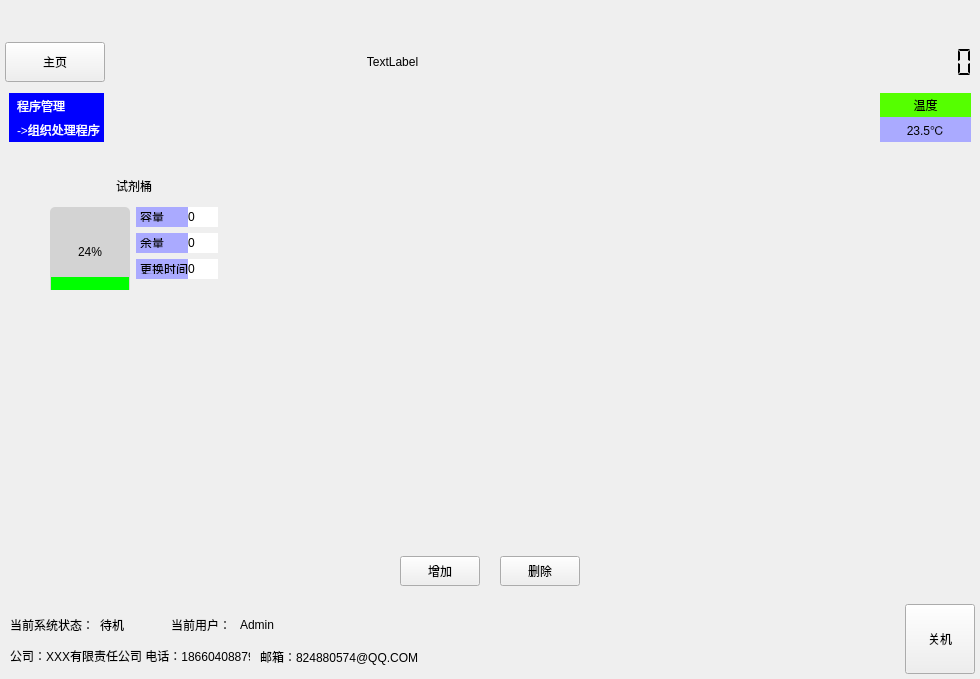
Old version of the form frmmain.ui in the repository github188/QtProject.
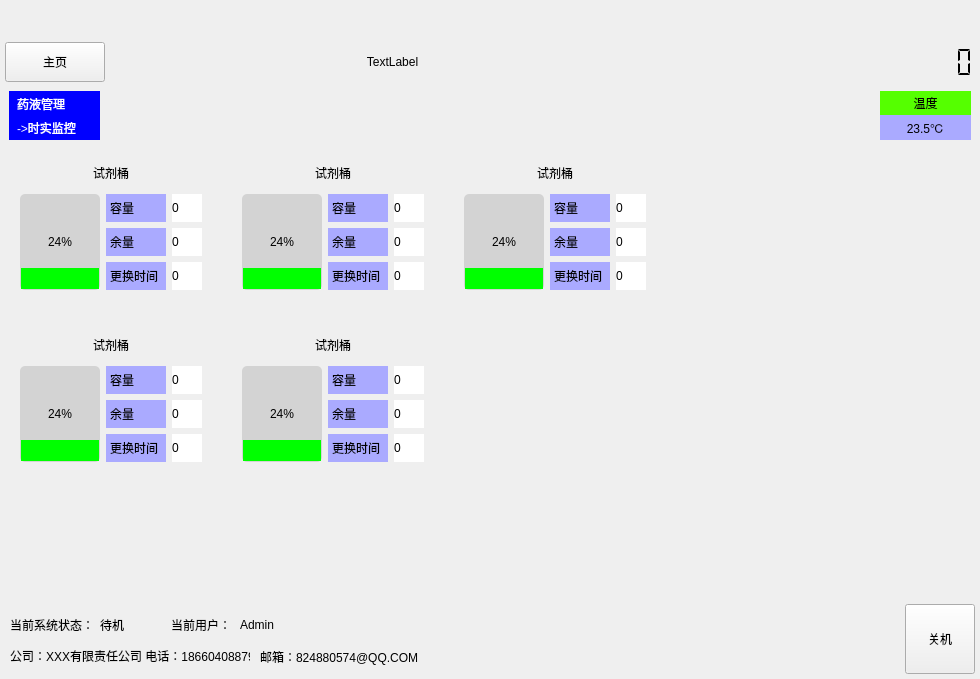
New version of the form. Icons and pictures are not drawn. Custom widgets are drawn as their Qt base class.

What changed in the file:
```diff
--- a/frmmain.ui
+++ b/frmmain.ui
@@ -8006,15 +8006,21 @@
             </layout>
            </widget>
            <widget class="QWidget" name="page_RealTimeMonitor">
+            <layout class="QVBoxLayout" name="verticalLayout_45">
+             <property name="leftMargin">
+              <number>0</number>
+             </property>
+             <property name="topMargin">
+              <number>0</number>
+             </property>
+             <property name="rightMargin">
+              <number>0</number>
+             </property>
+             <property name="bottomMargin">
+              <number>0</number>
+             </property>
+             <item>
             <widget class="QWidget" name="widget_2_Top_9" native="true">
-             <property name="geometry">
-              <rect>
-               <x>0</x>
-               <y>2</y>
-               <width>962</width>
-               <height>61</height>
-              </rect>
-             </property>
              <property name="minimumSize">
               <size>
                <width>0</width>
@@ -8075,7 +8081,7 @@
 padding:1px 1px 1px 5px;</string>
                    </property>
                    <property name="text">
-                    <string>程序管理</string>
+                      <string>药液管理</string>
                    </property>
                   </widget>
                  </item>
@@ -8087,7 +8093,7 @@
 padding:1px 1px 1px 5px;</string>
                    </property>
                    <property name="text">
-                    <string>-&gt;组织处理程序</string>
+                      <string>-&gt;时实监控</string>
                    </property>
                   </widget>
                  </item>
@@ -8235,24 +8241,765 @@
               </item>
              </layout>
             </widget>
+             </item>
+             <item>
             <widget class="QWidget" name="widget_55" native="true">
-             <property name="geometry">
-              <rect>
-               <x>0</x>
-               <y>69</y>
-               <width>962</width>
-               <height>385</height>
-              </rect>
-             </property>
-             <widget class="QWidget" name="">
-              <property name="geometry">
-               <rect>
-                <x>30</x>
-                <y>0</y>
-                <width>190</width>
-                <height>130</height>
-               </rect>
-              </property>
+               <layout class="QGridLayout" name="gridLayout_34">
+                <property name="topMargin">
+                 <number>0</number>
+                </property>
+                <property name="spacing">
+                 <number>40</number>
+                </property>
+                <item row="1" column="0">
+                 <layout class="QVBoxLayout" name="verticalLayout_39">
+                  <item>
+                   <widget class="QLabel" name="label_176">
+                    <property name="minimumSize">
+                     <size>
+                      <width>0</width>
+                      <height>30</height>
+                     </size>
+                    </property>
+                    <property name="maximumSize">
+                     <size>
+                      <width>16777215</width>
+                      <height>30</height>
+                     </size>
+                    </property>
+                    <property name="styleSheet">
+                     <string notr="true"/>
+                    </property>
+                    <property name="text">
+                     <string>试剂桶</string>
+                    </property>
+                    <property name="alignment">
+                     <set>Qt::AlignCenter</set>
+                    </property>
+                   </widget>
+                  </item>
+                  <item>
+                   <layout class="QHBoxLayout" name="horizontalLayout_27">
+                    <item>
+                     <widget class="QProgressBar" name="progressBar_4">
+                      <property name="minimumSize">
+                       <size>
+                        <width>80</width>
+                        <height>90</height>
+                       </size>
+                      </property>
+                      <property name="autoFillBackground">
+                       <bool>false</bool>
+                      </property>
+                      <property name="styleSheet">
+                       <string notr="true">QProgressBar:vertical{
+   border-radius:5px;
+   background-color:lightgray;
+   text-align:center
+}
+QProgressBar::chunk:vertical{
+   background-color:#00FF00;
+   margin:1px;
+}</string>
+                      </property>
+                      <property name="value">
+                       <number>24</number>
+                      </property>
+                      <property name="orientation">
+                       <enum>Qt::Vertical</enum>
+                      </property>
+                      <property name="invertedAppearance">
+                       <bool>false</bool>
+                      </property>
+                      <property name="textDirection">
+                       <enum>QProgressBar::BottomToTop</enum>
+                      </property>
+                     </widget>
+                    </item>
+                    <item>
+                     <layout class="QVBoxLayout" name="verticalLayout_40">
+                      <item>
+                       <layout class="QHBoxLayout" name="horizontalLayout_28">
+                        <item>
+                         <widget class="QLabel" name="label_50">
+                          <property name="minimumSize">
+                           <size>
+                            <width>60</width>
+                            <height>0</height>
+                           </size>
+                          </property>
+                          <property name="styleSheet">
+                           <string notr="true">background-color:rgb(170, 170, 255);
+color:black;
+padding:5px 1px;</string>
+                          </property>
+                          <property name="text">
+                           <string>容量</string>
+                          </property>
+                         </widget>
+                        </item>
+                        <item>
+                         <widget class="QLabel" name="label_51">
+                          <property name="minimumSize">
+                           <size>
+                            <width>30</width>
+                            <height>0</height>
+                           </size>
+                          </property>
+                          <property name="styleSheet">
+                           <string notr="true">background-color:white;</string>
+                          </property>
+                          <property name="text">
+                           <string>0</string>
+                          </property>
+                         </widget>
+                        </item>
+                       </layout>
+                      </item>
+                      <item>
+                       <layout class="QHBoxLayout" name="horizontalLayout_29">
+                        <item>
+                         <widget class="QLabel" name="label_177">
+                          <property name="minimumSize">
+                           <size>
+                            <width>60</width>
+                            <height>0</height>
+                           </size>
+                          </property>
+                          <property name="styleSheet">
+                           <string notr="true">background-color:rgb(170, 170, 255);
+color:black;
+padding:5px 1px;</string>
+                          </property>
+                          <property name="text">
+                           <string>余量</string>
+                          </property>
+                         </widget>
+                        </item>
+                        <item>
+                         <widget class="QLabel" name="label_178">
+                          <property name="minimumSize">
+                           <size>
+                            <width>30</width>
+                            <height>0</height>
+                           </size>
+                          </property>
+                          <property name="styleSheet">
+                           <string notr="true">background-color:white;</string>
+                          </property>
+                          <property name="text">
+                           <string>0</string>
+                          </property>
+                         </widget>
+                        </item>
+                       </layout>
+                      </item>
+                      <item>
+                       <layout class="QHBoxLayout" name="horizontalLayout_30">
+                        <item>
+                         <widget class="QLabel" name="label_179">
+                          <property name="minimumSize">
+                           <size>
+                            <width>60</width>
+                            <height>0</height>
+                           </size>
+                          </property>
+                          <property name="styleSheet">
+                           <string notr="true">background-color:rgb(170, 170, 255);
+color:black;
+padding:5px 1px;</string>
+                          </property>
+                          <property name="text">
+                           <string>更换时间</string>
+                          </property>
+                         </widget>
+                        </item>
+                        <item>
+                         <widget class="QLabel" name="label_180">
+                          <property name="minimumSize">
+                           <size>
+                            <width>30</width>
+                            <height>0</height>
+                           </size>
+                          </property>
+                          <property name="styleSheet">
+                           <string notr="true">background-color:white;</string>
+                          </property>
+                          <property name="text">
+                           <string>0</string>
+                          </property>
+                         </widget>
+                        </item>
+                       </layout>
+                      </item>
+                     </layout>
+                    </item>
+                   </layout>
+                  </item>
+                 </layout>
+                </item>
+                <item row="1" column="1">
+                 <layout class="QVBoxLayout" name="verticalLayout_41">
+                  <item>
+                   <widget class="QLabel" name="label_181">
+                    <property name="minimumSize">
+                     <size>
+                      <width>0</width>
+                      <height>30</height>
+                     </size>
+                    </property>
+                    <property name="maximumSize">
+                     <size>
+                      <width>16777215</width>
+                      <height>30</height>
+                     </size>
+                    </property>
+                    <property name="styleSheet">
+                     <string notr="true"/>
+                    </property>
+                    <property name="text">
+                     <string>试剂桶</string>
+                    </property>
+                    <property name="alignment">
+                     <set>Qt::AlignCenter</set>
+                    </property>
+                   </widget>
+                  </item>
+                  <item>
+                   <layout class="QHBoxLayout" name="horizontalLayout_31">
+                    <item>
+                     <widget class="QProgressBar" name="progressBar_5">
+                      <property name="minimumSize">
+                       <size>
+                        <width>80</width>
+                        <height>90</height>
+                       </size>
+                      </property>
+                      <property name="autoFillBackground">
+                       <bool>false</bool>
+                      </property>
+                      <property name="styleSheet">
+                       <string notr="true">QProgressBar:vertical{
+   border-radius:5px;
+   background-color:lightgray;
+   text-align:center
+}
+QProgressBar::chunk:vertical{
+   background-color:#00FF00;
+   margin:1px;
+}</string>
+                      </property>
+                      <property name="value">
+                       <number>24</number>
+                      </property>
+                      <property name="orientation">
+                       <enum>Qt::Vertical</enum>
+                      </property>
+                      <property name="invertedAppearance">
+                       <bool>false</bool>
+                      </property>
+                      <property name="textDirection">
+                       <enum>QProgressBar::BottomToTop</enum>
+                      </property>
+                     </widget>
+                    </item>
+                    <item>
+                     <layout class="QVBoxLayout" name="verticalLayout_42">
+                      <item>
+                       <layout class="QHBoxLayout" name="horizontalLayout_32">
+                        <item>
+                         <widget class="QLabel" name="label_182">
+                          <property name="minimumSize">
+                           <size>
+                            <width>60</width>
+                            <height>0</height>
+                           </size>
+                          </property>
+                          <property name="styleSheet">
+                           <string notr="true">background-color:rgb(170, 170, 255);
+color:black;
+padding:5px 1px;</string>
+                          </property>
+                          <property name="text">
+                           <string>容量</string>
+                          </property>
+                         </widget>
+                        </item>
+                        <item>
+                         <widget class="QLabel" name="label_183">
+                          <property name="minimumSize">
+                           <size>
+                            <width>30</width>
+                            <height>0</height>
+                           </size>
+                          </property>
+                          <property name="styleSheet">
+                           <string notr="true">background-color:white;</string>
+                          </property>
+                          <property name="text">
+                           <string>0</string>
+                          </property>
+                         </widget>
+                        </item>
+                       </layout>
+                      </item>
+                      <item>
+                       <layout class="QHBoxLayout" name="horizontalLayout_33">
+                        <item>
+                         <widget class="QLabel" name="label_184">
+                          <property name="minimumSize">
+                           <size>
+                            <width>60</width>
+                            <height>0</height>
+                           </size>
+                          </property>
+                          <property name="styleSheet">
+                           <string notr="true">background-color:rgb(170, 170, 255);
+color:black;
+padding:5px 1px;</string>
+                          </property>
+                          <property name="text">
+                           <string>余量</string>
+                          </property>
+                         </widget>
+                        </item>
+                        <item>
+                         <widget class="QLabel" name="label_185">
+                          <property name="minimumSize">
+                           <size>
+                            <width>30</width>
+                            <height>0</height>
+                           </size>
+                          </property>
+                          <property name="styleSheet">
+                           <string notr="true">background-color:white;</string>
+                          </property>
+                          <property name="text">
+                           <string>0</string>
+                          </property>
+                         </widget>
+                        </item>
+                       </layout>
+                      </item>
+                      <item>
+                       <layout class="QHBoxLayout" name="horizontalLayout_34">
+                        <item>
+                         <widget class="QLabel" name="label_186">
+                          <property name="minimumSize">
+                           <size>
+                            <width>60</width>
+                            <height>0</height>
+                           </size>
+                          </property>
+                          <property name="styleSheet">
+                           <string notr="true">background-color:rgb(170, 170, 255);
+color:black;
+padding:5px 1px;</string>
+                          </property>
+                          <property name="text">
+                           <string>更换时间</string>
+                          </property>
+                         </widget>
+                        </item>
+                        <item>
+                         <widget class="QLabel" name="label_187">
+                          <property name="minimumSize">
+                           <size>
+                            <width>30</width>
+                            <height>0</height>
+                           </size>
+                          </property>
+                          <property name="styleSheet">
+                           <string notr="true">background-color:white;</string>
+                          </property>
+                          <property name="text">
+                           <string>0</string>
+                          </property>
+                         </widget>
+                        </item>
+                       </layout>
+                      </item>
+                     </layout>
+                    </item>
+                   </layout>
+                  </item>
+                 </layout>
+                </item>
+                <item row="0" column="2">
+                 <layout class="QVBoxLayout" name="verticalLayout_37">
+                  <item>
+                   <widget class="QLabel" name="label_171">
+                    <property name="minimumSize">
+                     <size>
+                      <width>0</width>
+                      <height>30</height>
+                     </size>
+                    </property>
+                    <property name="maximumSize">
+                     <size>
+                      <width>16777215</width>
+                      <height>30</height>
+                     </size>
+                    </property>
+                    <property name="styleSheet">
+                     <string notr="true"/>
+                    </property>
+                    <property name="text">
+                     <string>试剂桶</string>
+                    </property>
+                    <property name="alignment">
+                     <set>Qt::AlignCenter</set>
+                    </property>
+                   </widget>
+                  </item>
+                  <item>
+                   <layout class="QHBoxLayout" name="horizontalLayout_23">
+                    <item>
+                     <widget class="QProgressBar" name="progressBar_3">
+                      <property name="minimumSize">
+                       <size>
+                        <width>80</width>
+                        <height>90</height>
+                       </size>
+                      </property>
+                      <property name="autoFillBackground">
+                       <bool>false</bool>
+                      </property>
+                      <property name="styleSheet">
+                       <string notr="true">QProgressBar:vertical{
+   border-radius:5px;
+   background-color:lightgray;
+   text-align:center
+}
+QProgressBar::chunk:vertical{
+   background-color:#00FF00;
+   margin:1px;
+}</string>
+                      </property>
+                      <property name="value">
+                       <number>24</number>
+                      </property>
+                      <property name="orientation">
+                       <enum>Qt::Vertical</enum>
+                      </property>
+                      <property name="invertedAppearance">
+                       <bool>false</bool>
+                      </property>
+                      <property name="textDirection">
+                       <enum>QProgressBar::BottomToTop</enum>
+                      </property>
+                     </widget>
+                    </item>
+                    <item>
+                     <layout class="QVBoxLayout" name="verticalLayout_38">
+                      <item>
+                       <layout class="QHBoxLayout" name="horizontalLayout_24">
+                        <item>
+                         <widget class="QLabel" name="label_47">
+                          <property name="minimumSize">
+                           <size>
+                            <width>60</width>
+                            <height>0</height>
+                           </size>
+                          </property>
+                          <property name="styleSheet">
+                           <string notr="true">background-color:rgb(170, 170, 255);
+color:black;
+padding:5px 1px;</string>
+                          </property>
+                          <property name="text">
+                           <string>容量</string>
+                          </property>
+                         </widget>
+                        </item>
+                        <item>
+                         <widget class="QLabel" name="label_49">
+                          <property name="minimumSize">
+                           <size>
+                            <width>30</width>
+                            <height>0</height>
+                           </size>
+                          </property>
+                          <property name="styleSheet">
+                           <string notr="true">background-color:white;</string>
+                          </property>
+                          <property name="text">
+                           <string>0</string>
+                          </property>
+                         </widget>
+                        </item>
+                       </layout>
+                      </item>
+                      <item>
+                       <layout class="QHBoxLayout" name="horizontalLayout_25">
+                        <item>
+                         <widget class="QLabel" name="label_172">
+                          <property name="minimumSize">
+                           <size>
+                            <width>60</width>
+                            <height>0</height>
+                           </size>
+                          </property>
+                          <property name="styleSheet">
+                           <string notr="true">background-color:rgb(170, 170, 255);
+color:black;
+padding:5px 1px;</string>
+                          </property>
+                          <property name="text">
+                           <string>余量</string>
+                          </property>
+                         </widget>
+                        </item>
+                        <item>
+                         <widget class="QLabel" name="label_173">
+                          <property name="minimumSize">
+                           <size>
+                            <width>30</width>
+                            <height>0</height>
+                           </size>
+                          </property>
+                          <property name="styleSheet">
+                           <string notr="true">background-color:white;</string>
+                          </property>
+                          <property name="text">
+                           <string>0</string>
+                          </property>
+                         </widget>
+                        </item>
+                       </layout>
+                      </item>
+                      <item>
+                       <layout class="QHBoxLayout" name="horizontalLayout_26">
+                        <item>
+                         <widget class="QLabel" name="label_174">
+                          <property name="minimumSize">
+                           <size>
+                            <width>60</width>
+                            <height>0</height>
+                           </size>
+                          </property>
+                          <property name="styleSheet">
+                           <string notr="true">background-color:rgb(170, 170, 255);
+color:black;
+padding:5px 1px;</string>
+                          </property>
+                          <property name="text">
+                           <string>更换时间</string>
+                          </property>
+                         </widget>
+                        </item>
+                        <item>
+                         <widget class="QLabel" name="label_175">
+                          <property name="minimumSize">
+                           <size>
+                            <width>30</width>
+                            <height>0</height>
+                           </size>
+                          </property>
+                          <property name="styleSheet">
+                           <string notr="true">background-color:white;</string>
+                          </property>
+                          <property name="text">
+                           <string>0</string>
+                          </property>
+                         </widget>
+                        </item>
+                       </layout>
+                      </item>
+                     </layout>
+                    </item>
+                   </layout>
+                  </item>
+                 </layout>
+                </item>
+                <item row="0" column="1">
+                 <layout class="QVBoxLayout" name="verticalLayout_35">
+                  <item>
+                   <widget class="QLabel" name="label_166">
+                    <property name="minimumSize">
+                     <size>
+                      <width>0</width>
+                      <height>30</height>
+                     </size>
+                    </property>
+                    <property name="maximumSize">
+                     <size>
+                      <width>16777215</width>
+                      <height>30</height>
+                     </size>
+                    </property>
+                    <property name="styleSheet">
+                     <string notr="true"/>
+                    </property>
+                    <property name="text">
+                     <string>试剂桶</string>
+                    </property>
+                    <property name="alignment">
+                     <set>Qt::AlignCenter</set>
+                    </property>
+                   </widget>
+                  </item>
+                  <item>
+                   <layout class="QHBoxLayout" name="horizontalLayout_19">
+                    <item>
+                     <widget class="QProgressBar" name="progressBar_2">
+                      <property name="minimumSize">
+                       <size>
+                        <width>80</width>
+                        <height>90</height>
+                       </size>
+                      </property>
+                      <property name="autoFillBackground">
+                       <bool>false</bool>
+                      </property>
+                      <property name="styleSheet">
+                       <string notr="true">QProgressBar:vertical{
+   border-radius:5px;
+   background-color:lightgray;
+   text-align:center
+}
+QProgressBar::chunk:vertical{
+   background-color:#00FF00;
+   margin:1px;
+}</string>
+                      </property>
+                      <property name="value">
+                       <number>24</number>
+                      </property>
+                      <property name="orientation">
+                       <enum>Qt::Vertical</enum>
+                      </property>
+                      <property name="invertedAppearance">
+                       <bool>false</bool>
+                      </property>
+                      <property name="textDirection">
+                       <enum>QProgressBar::BottomToTop</enum>
+                      </property>
+                     </widget>
+                    </item>
+                    <item>
+                     <layout class="QVBoxLayout" name="verticalLayout_36">
+                      <item>
+                       <layout class="QHBoxLayout" name="horizontalLayout_20">
+                        <item>
+                         <widget class="QLabel" name="label_41">
+                          <property name="minimumSize">
+                           <size>
+                            <width>60</width>
+                            <height>0</height>
+                           </size>
+                          </property>
+                          <property name="styleSheet">
+                           <string notr="true">background-color:rgb(170, 170, 255);
+color:black;
+padding:5px 1px;</string>
+                          </property>
+                          <property name="text">
+                           <string>容量</string>
+                          </property>
+                         </widget>
+                        </item>
+                        <item>
+                         <widget class="QLabel" name="label_45">
+                          <property name="minimumSize">
+                           <size>
+                            <width>30</width>
+                            <height>0</height>
+                           </size>
+                          </property>
+                          <property name="styleSheet">
+                           <string notr="true">background-color:white;</string>
+                          </property>
+                          <property name="text">
+                           <string>0</string>
+                          </property>
+                         </widget>
+                        </item>
+                       </layout>
+                      </item>
+                      <item>
+                       <layout class="QHBoxLayout" name="horizontalLayout_21">
+                        <item>
+                         <widget class="QLabel" name="label_167">
+                          <property name="minimumSize">
+                           <size>
+                            <width>60</width>
+                            <height>0</height>
+                           </size>
+                          </property>
+                          <property name="styleSheet">
+                           <string notr="true">background-color:rgb(170, 170, 255);
+color:black;
+padding:5px 1px;</string>
+                          </property>
+                          <property name="text">
+                           <string>余量</string>
+                          </property>
+                         </widget>
+                        </item>
+                        <item>
+                         <widget class="QLabel" name="label_168">
+                          <property name="minimumSize">
+                           <size>
+                            <width>30</width>
+                            <height>0</height>
+                           </size>
+                          </property>
+                          <property name="styleSheet">
+                           <string notr="true">background-color:white;</string>
+                          </property>
+                          <property name="text">
+                           <string>0</string>
+                          </property>
+                         </widget>
+                        </item>
+                       </layout>
+                      </item>
+                      <item>
+                       <layout class="QHBoxLayout" name="horizontalLayout_22">
+                        <item>
+                         <widget class="QLabel" name="label_169">
+                          <property name="minimumSize">
+                           <size>
+                            <width>60</width>
+                            <height>0</height>
+                           </size>
+                          </property>
+                          <property name="styleSheet">
+                           <string notr="true">background-color:rgb(170, 170, 255);
+color:black;
+padding:5px 1px;</string>
+                          </property>
+                          <property name="text">
+                           <string>更换时间</string>
+                          </property>
+                         </widget>
+                        </item>
+                        <item>
+                         <widget class="QLabel" name="label_170">
+                          <property name="minimumSize">
+                           <size>
+                            <width>30</width>
+                            <height>0</height>
+                           </size>
+                          </property>
+                          <property name="styleSheet">
+                           <string notr="true">background-color:white;</string>
+                          </property>
+                          <property name="text">
+                           <string>0</string>
+                          </property>
+                         </widget>
+                        </item>
+                       </layout>
+                      </item>
+                     </layout>
+                    </item>
+                   </layout>
+                  </item>
+                 </layout>
+                </item>
+                <item row="0" column="0">
               <layout class="QVBoxLayout" name="verticalLayout_34">
                <item>
                 <widget class="QLabel" name="label_165">
@@ -8438,17 +9185,38 @@
                 </layout>
                </item>
               </layout>
-             </widget>
-            </widget>
+                </item>
+                <item row="1" column="3">
+                 <spacer name="horizontalSpacer_52">
+                  <property name="orientation">
+                   <enum>Qt::Horizontal</enum>
+                  </property>
+                  <property name="sizeHint" stdset="0">
+                   <size>
+                    <width>40</width>
+                    <height>20</height>
+                   </size>
+                  </property>
+                 </spacer>
+                </item>
+                <item row="2" column="1">
+                 <spacer name="verticalSpacer_30">
+                  <property name="orientation">
+                   <enum>Qt::Vertical</enum>
+                  </property>
+                  <property name="sizeHint" stdset="0">
+                   <size>
+                    <width>20</width>
+                    <height>40</height>
+                   </size>
+                  </property>
+                 </spacer>
+                </item>
+               </layout>
+              </widget>
+             </item>
+             <item>
             <widget class="QWidget" name="widget_56" native="true">
-             <property name="geometry">
-              <rect>
-               <x>0</x>
-               <y>460</y>
-               <width>962</width>
-               <height>41</height>
-              </rect>
-             </property>
              <property name="minimumSize">
               <size>
                <width>0</width>
@@ -8490,32 +9258,6 @@
                 </property>
                </spacer>
               </item>
-              <item>
-               <widget class="QPushButton" name="pushButton_59">
-                <property name="minimumSize">
-                 <size>
-                  <width>0</width>
-                  <height>30</height>
-                 </size>
-                </property>
-                <property name="text">
-                 <string>增加</string>
-                </property>
-               </widget>
-              </item>
-              <item>
-               <widget class="QPushButton" name="pushButton_60">
-                <property name="minimumSize">
-                 <size>
-                  <width>0</width>
-                  <height>30</height>
-                 </size>
-                </property>
-                <property name="text">
-                 <string>删除</string>
-                </property>
-               </widget>
-              </item>
               <item>
                <spacer name="horizontalSpacer_56">
                 <property name="orientation">
@@ -8531,6 +9273,8 @@
               </item>
              </layout>
             </widget>
+             </item>
+            </layout>
            </widget>
            <widget class="QWidget" name="page_7"/>
            <widget class="QWidget" name="page_8"/>
```
Left out of the diff: 802 changed lines with no effect on the pictures. Lines whose indentation alone changed are shown as unchanged.
